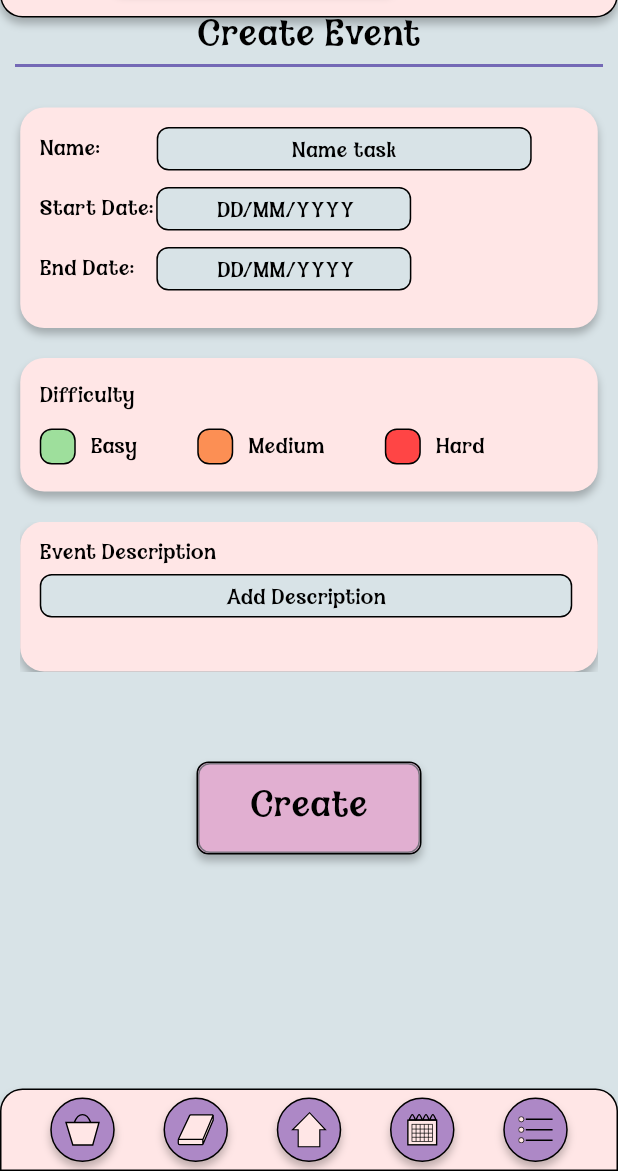
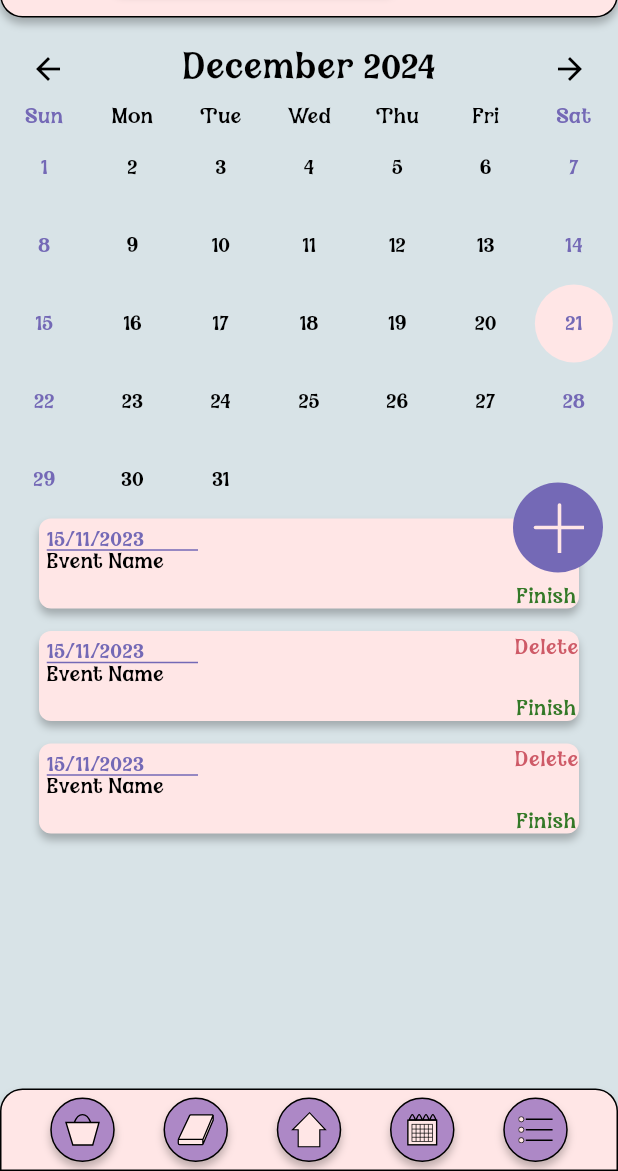
Before and after one commit to nspyrop03/hocus_focus, a Flutter app: the screen it shows after launch, on a phone screen of 412 x 824 dp, the part 65-1236 px from its top. Run offline on Flutter 3.47's test engine with Material 3 defaults, Android fonts, the phone set to English and light mode, and no system bars; drawn by our look-alikes of table_calendar; our stand-ins replace flutter_svg.

Commit message:
we almost have a calendar

```diff
--- a/lib/main.dart
+++ b/lib/main.dart
@@ -1,4 +1,5 @@
 import 'package:flutter/material.dart';
+import 'package:hocus_focus/screens/calendar_page.dart';
 import 'package:hocus_focus/screens/home_page.dart';
 import 'package:hocus_focus/screens/set_tasks_page.dart';
 import 'package:hocus_focus/screens/task_list_page.dart';
@@ -24,7 +25,7 @@ class MyApp extends StatelessWidget {
         scaffoldBackgroundColor: MyColors.background,
         useMaterial3: true,
       ),
-      home: SetTasksPage()//HomePage()//TestPage()//WelcomePage()
+      home: CalendarPage()//SetTasksPage()//HomePage()//TestPage()//WelcomePage()
     );
   }
 }
--- /dev/null
+++ b/lib/screens/calendar_page.dart
@@ -0,0 +1,47 @@
+import 'package:flutter/material.dart';
+import 'package:hocus_focus/widgets/bar_widgets.dart';
+import 'package:hocus_focus/widgets/home_widgets.dart';
+import 'package:hocus_focus/widgets/calendar_widgets.dart';
+
+
+class CalendarPage extends StatelessWidget {
+  @override
+  Widget build(BuildContext context) {
+    return Scaffold(
+      body: Column(
+        children: [
+          TopBarWidget(),
+          SizedBox(height: 10),
+          // Use Flexible to ensure proper space allocation
+          Flexible(
+            child: Stack(
+              children: [
+                // The TableBasicsExample is placed at the bottom of the Stack
+                Positioned.fill(
+                  child: Column(
+                    children: [
+                      TableBasicsExample(),
+                      //SizedBox(height: 15),
+                      EventdisplayWidget(),
+                      SizedBox(height: 15),
+                      EventdisplayWidget(),
+                      SizedBox(height: 15),
+                      EventdisplayWidget(),
+                    ],
+                  ),
+                ),
+                // The HoverplusbuttonWidget is positioned at the top-right corner of the Stack
+                Positioned(
+                  top: 300, // Adjust top position
+                  right: 10, // Adjust right position
+                  child: HoverplusbuttonWidget(),
+                ),
+              ],
+            ),
+          ),
+        ],
+      ),
+      bottomNavigationBar: BottomBarWidget(),
+    );
+  }
+}
--- a/lib/screens/set_tasks_page.dart
+++ b/lib/screens/set_tasks_page.dart
@@ -1,6 +1,4 @@
 import 'package:flutter/material.dart';
-import 'package:hocus_focus/styles/colors.dart';
-import 'package:hocus_focus/styles/styles.dart';
 import 'package:hocus_focus/widgets/bar_widgets.dart';
 import 'package:hocus_focus/widgets/welcome_widgets.dart';
 import 'package:hocus_focus/widgets/set_tasks_widgets.dart';
--- /dev/null
+++ b/lib/widgets/calendar_widgets.dart
@@ -0,0 +1,380 @@
+import 'package:flutter/material.dart';
+import 'package:flutter_svg/svg.dart';
+import 'dart:math' as math;
+import 'package:hocus_focus/styles/colors.dart';
+import 'package:hocus_focus/styles/styles.dart';
+import 'package:table_calendar/table_calendar.dart';
+
+class TableBasicsExample extends StatefulWidget {
+  const TableBasicsExample({super.key});
+
+  @override
+  State<TableBasicsExample> createState() => _TableBasicsExampleState();
+}
+
+class _TableBasicsExampleState extends State<TableBasicsExample> {
+  CalendarFormat _calendarFormat = CalendarFormat.month;
+  DateTime _focusedDay = DateTime.now();
+  DateTime? _selectedDay;
+
+  @override
+  Widget build(BuildContext context) {
+    return Container(
+      constraints: BoxConstraints(maxHeight: 400),
+      child: TableCalendar(
+        firstDay: DateTime(2024),
+        lastDay: DateTime(2026),
+        focusedDay: _focusedDay,
+        calendarFormat: _calendarFormat,
+        selectedDayPredicate: (day) {
+          return isSameDay(_selectedDay, day);
+        },
+        onDaySelected: (selectedDay, focusedDay) {
+          if (!isSameDay(_selectedDay, selectedDay)) {
+            setState(() {
+              _selectedDay = selectedDay;
+              _focusedDay = focusedDay;
+            });
+          }
+        },
+        onFormatChanged: (format) {
+          if (_calendarFormat != format) {
+            setState(() {
+              _calendarFormat = format;
+            });
+          }
+        },
+        onPageChanged: (focusedDay) {
+          _focusedDay = focusedDay;
+        },
+
+        // Customizing styles
+        calendarStyle: CalendarStyle(
+          tablePadding:
+              EdgeInsets.zero, // Removes extra padding around the table
+          cellMargin: EdgeInsets.all(0),
+          todayDecoration: BoxDecoration(
+            color: MyColors.primary, // Background color for today
+            shape: BoxShape.circle,
+          ),
+          todayTextStyle: TextStyle(
+              color: MyColors.details,
+              fontFamily: 'AvolisseDEMO',
+              fontSize: 14,
+              letterSpacing: 0,
+              fontWeight: FontWeight.normal,
+              height: 1),
+          selectedDecoration: BoxDecoration(
+            color: MyColors.details, // Background color for selected day
+            shape: BoxShape.circle,
+          ),
+          selectedTextStyle: TextStyle(
+              color: MyColors.primary,
+              fontFamily: 'AvolisseDEMO',
+              fontSize: 14,
+              letterSpacing: 0,
+              fontWeight: FontWeight.normal,
+              height: 1),
+          weekendTextStyle: TextStyle(
+              color: MyColors.details,
+              fontFamily: 'AvolisseDEMO',
+              fontSize: 14,
+              letterSpacing: 0,
+              fontWeight: FontWeight.normal,
+              height: 1),
+          defaultTextStyle: TextStyle(
+              color: Color(0xff000000),
+              fontFamily: 'AvolisseDEMO',
+              fontSize: 14,
+              letterSpacing: 0,
+              fontWeight: FontWeight.normal,
+              height: 1),
+          outsideDaysVisible: false, // Hide days outside the current month
+        ),
+        headerStyle: HeaderStyle(
+          formatButtonVisible: false, // Remove format button if not needed
+          titleCentered: true,
+          headerPadding: EdgeInsets.zero, // Remove padding in the header
+
+          formatButtonTextStyle: TextStyle(
+              color: MyColors.primary,
+              fontFamily: 'AvolisseDEMO',
+              fontSize: 14,
+              letterSpacing: 0,
+              fontWeight: FontWeight.normal,
+              height: 1),
+          formatButtonDecoration: BoxDecoration(
+            color: MyColors.details, // Background color of the format button
+            borderRadius: BorderRadius.circular(12),
+          ),
+          titleTextStyle: TextStyle(
+              color: Color(0xff000000),
+              fontFamily: 'AvolisseDEMO',
+              fontSize: 24,
+              letterSpacing: 0,
+              fontWeight: FontWeight.normal,
+              height: 1),
+          leftChevronIcon: Icon(Icons.arrow_back, color: Colors.black),
+          rightChevronIcon: Icon(Icons.arrow_forward, color: Colors.black),
+          //titleCentered: true,
+        ),
+        daysOfWeekStyle: DaysOfWeekStyle(
+          weekdayStyle: MyStyles.magic14,
+          weekendStyle: TextStyle(
+              color: MyColors.details,
+              fontFamily: 'AvolisseDEMO',
+              fontSize: 14,
+              letterSpacing: 0,
+              fontWeight: FontWeight.normal,
+              height: 1),
+        ),
+      ),
+    );
+  }
+}
+
+class EventdisplayWidget extends StatelessWidget {
+  @override
+  Widget build(BuildContext context) {
+    return Container(
+      width: 360,
+      height: 60,
+      child: Stack(
+        children: <Widget>[
+          Positioned(
+            top: 0,
+            left: 0,
+            child: Container(
+              width: 360,
+              height: 60,
+              decoration: BoxDecoration(
+                borderRadius: BorderRadius.all(Radius.circular(8)),
+                boxShadow: [MyStyles.boxShadowBasic],
+                color: MyColors
+                    .primary, // Replace with MyColors.primary if defined
+              ),
+            ),
+          ),
+          Positioned(
+            top: 7,
+            left: 5,
+            child: Text(
+              '15/11/2023',
+              textAlign: TextAlign.center,
+              style: TextStyle(
+                color: MyColors
+                    .details, // Replace with MyColors.details if defined
+                fontFamily: 'AvolisseDEMO',
+                fontSize: 14,
+                fontWeight: FontWeight.normal,
+                height: 1,
+              ),
+            ),
+          ),
+          Positioned(
+            top: 20,
+            left: 5,
+            child: SvgPicture.asset('assets/images/vector25.svg'),
+          ),
+          Positioned(
+            top: 45,
+            left: 318,
+            child: GestureDetector(
+              onTap: () {
+                // Handle Finish action
+                print('Finish tapped');
+              },
+              child: Text(
+                'Finish',
+                textAlign: TextAlign.center,
+                style: TextStyle(
+                  color: MyColors
+                      .accept, // Replace with MyColors.accept if defined
+                  fontFamily: 'AvolisseDEMO',
+                  fontSize: 14,
+                  fontWeight: FontWeight.normal,
+                  height: 1,
+                ),
+              ),
+            ),
+          ),
+          Positioned(
+            top: 4,
+            left: 317,
+            child: GestureDetector(
+              onTap: () {
+                // Handle Delete action
+                print('Delete tapped');
+              },
+              child: Text(
+                'Delete',
+                textAlign: TextAlign.center,
+                style: TextStyle(
+                  color: MyColors
+                      .delete, // Replace with MyColors.delete if defined
+                  fontFamily: 'AvolisseDEMO',
+                  fontSize: 14,
+                  fontWeight: FontWeight.normal,
+                  height: 1,
+                ),
+              ),
+            ),
+          ),
+          Positioned(
+            top: 22,
+            left: 5,
+            child: Text(
+              'Event Name',
+              textAlign: TextAlign.center,
+              style: MyStyles.magic14,
+            ),
+          ),
+        ],
+      ),
+    );
+  }
+}
+
+/*
+class EventdisplayWidget extends StatelessWidget {
+  @override
+  Widget build(BuildContext context) {
+    // Figma Flutter Generator EventdisplayWidget - INSTANCE
+    return Container(
+        width: 360,
+        height: 60,
+        child: Stack(children: <Widget>[
+          Positioned(
+              top: 0,
+              left: 0,
+              child: Container(
+                  width: 360,
+                  height: 60,
+                  decoration: BoxDecoration(
+                    borderRadius: BorderRadius.only(
+                      topLeft: Radius.circular(8),
+                      topRight: Radius.circular(8),
+                      bottomLeft: Radius.circular(8),
+                      bottomRight: Radius.circular(8),
+                    ),
+                    boxShadow: [MyStyles.boxShadowBasic],
+                    color: MyColors.primary,
+                  ))),
+          Positioned(
+              top: 7,
+              left: 5,
+              child: Text(
+                '15/11/2023',
+                textAlign: TextAlign.center,
+                style: TextStyle(
+                    color: MyColors.details,
+                    fontFamily: 'AvolisseDEMO',
+                    fontSize: 14,
+                    letterSpacing: 0,
+                    fontWeight: FontWeight.normal,
+                    height: 1),
+              )),
+          Positioned(
+            top: 20,
+            left: 5,
+            child: SvgPicture.asset('assets/images/vector25.svg',
+                semanticsLabel: 'vector25'),
+          ),
+          Positioned(
+              top: 45,
+              left: 318,
+              child: Text(
+                'Finish',
+                textAlign: TextAlign.center,
+                style: TextStyle(
+                    color: MyColors.accept,
+                    fontFamily: 'AvolisseDEMO',
+                    fontSize: 14,
+                    letterSpacing: 0,
+                    fontWeight: FontWeight.normal,
+                    height: 1),
+              )),
+          Positioned(
+              top: 4,
+              left: 317,
+              child: Text(
+                'Delete',
+                textAlign: TextAlign.center,
+                style: TextStyle(
+                    color: MyColors.delete,
+                    fontFamily: 'AvolisseDEMO',
+                    fontSize: 14,
+                    letterSpacing: 0,
+                    fontWeight: FontWeight.normal,
+                    height: 1),
+              )),
+          Positioned(
+              top: 22,
+              left: 5,
+              child: Text('Event Name',
+                  textAlign: TextAlign.center, style: MyStyles.magic14)),
+        ]));
+  }
+}
+*/
+class HoverplusbuttonWidget extends StatelessWidget {
+  @override
+  Widget build(BuildContext context) {
+    return GestureDetector(
+      onTap: () {
+        // Perform your action here
+        print('Hover plus button tapped');
+      },
+      child: Container(
+        width: 60,
+        height: 60,
+        child: Stack(
+          children: <Widget>[
+            // Background circle container
+            Positioned(
+              top: 0,
+              left: 0,
+              child: Container(
+                width: 60,
+                height: 60,
+                decoration: BoxDecoration(
+                  color: MyColors.details, // Replace with your color
+                  borderRadius: BorderRadius.all(Radius.elliptical(60, 60)),
+                ),
+              ),
+            ),
+            // Inner content with SVGs
+            Positioned(
+              top: 13,
+              left: 13,
+              child: Container(
+                width: 34,
+                height: 34,
+                child: Stack(
+                  children: <Widget>[
+                    Positioned(
+                      top: 15,
+                      left: 0,
+                      child: SvgPicture.asset(
+                        'assets/images/vector24.svg',
+                        semanticsLabel: 'vector24',
+                      ),
+                    ),
+                    Positioned(
+                      top: 0,
+                      left: 16,
+                      child: SvgPicture.asset(
+                        'assets/images/vector23.svg',
+                        semanticsLabel: 'vector23',
+                      ),
+                    ),
+                  ],
+                ),
+              ),
+            ),
+          ],
+        ),
+      ),
+    );
+  }
+}
--- a/lib/widgets/set_tasks_widgets.dart
+++ b/lib/widgets/set_tasks_widgets.dart
@@ -1,11 +1,8 @@
 import 'package:flutter/material.dart';
 import 'package:flutter_svg/svg.dart';
-import 'dart:math' as math;
 import 'package:hocus_focus/styles/colors.dart';
 import 'package:hocus_focus/styles/styles.dart';
-import 'package:hocus_focus/widgets/welcome_widgets.dart';
-import 'package:flutter_svg/svg.dart';
-import 'package:flutter/material.dart';
+
 
 class InputtextfieldWidget extends StatelessWidget {
   final String hintText; // Parameter for the hint text
@@ -84,7 +81,7 @@ class EventInputWidget extends StatelessWidget {
                       bottomRight: Radius.circular(16),
                     ),
                     boxShadow: [MyStyles.boxShadowBasic],
-                    color: Color.fromRGBO(255, 230, 230, 1),
+                    color: MyColors.primary,
                   ))),
           Positioned(
               top: 93,
@@ -173,7 +170,7 @@ class _DifficultyselectionfullWidgetState
                   bottomRight: Radius.circular(16),
                 ),
                 boxShadow: [MyStyles.boxShadowBasic],
-                color: Color.fromRGBO(255, 230, 230, 1),
+                color: MyColors.primary,
               ),
             ),
           ),
@@ -346,7 +343,7 @@ class EventdescriptioninputWidget extends StatelessWidget {
                       bottomRight: Radius.circular(16),
                     ),
                     boxShadow: [MyStyles.boxShadowBasic],
-                    color: Color.fromRGBO(255, 230, 230, 1),
+                    color: MyColors.primary,
                   ))),
           Positioned(top: 35, left: 13, child: InputtextfieldWidget(hintText: "Add Description",  width: 385, height: 29,)),
           Positioned(
--- a/pubspec.yaml
+++ b/pubspec.yaml
@@ -14,6 +14,8 @@ dependencies:
     sdk: flutter
   cupertino_icons: ^1.0.8
   flutter_svg : ^2.0.16
+  table_calendar: ^3.1.3
+
 
 dev_dependencies:
   flutter_test:
```
Also changed, not shown: assets/images/vector23.svg (added), assets/images/vector24.svg (added), assets/images/vector25.svg (added), pubspec.lock.
